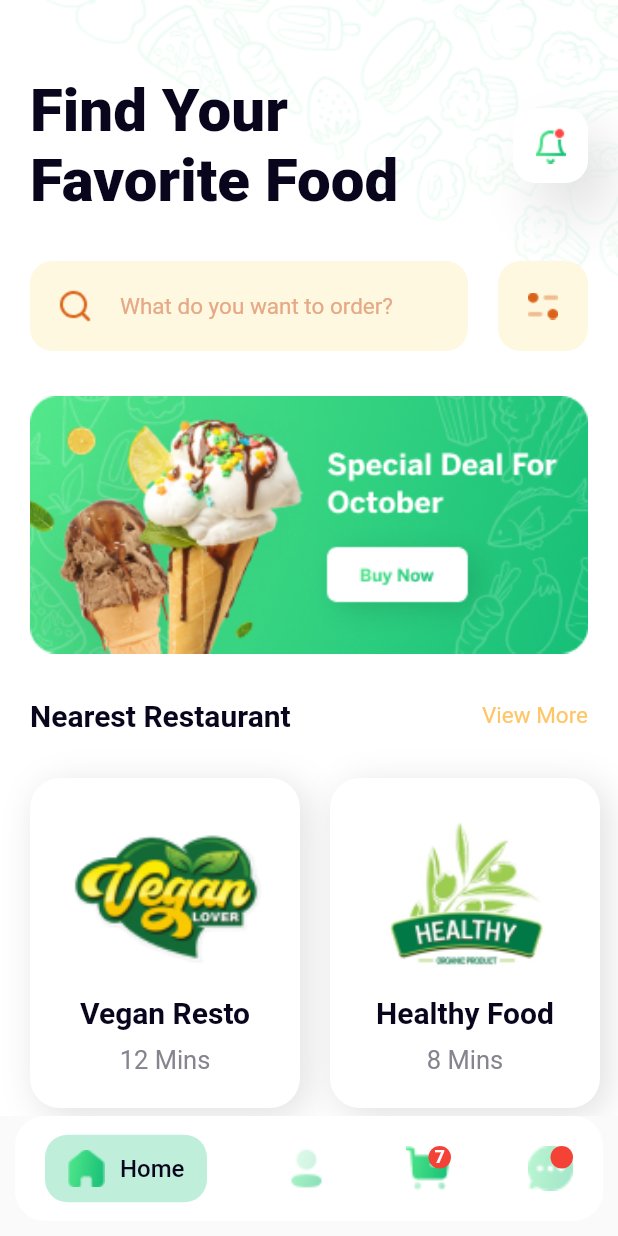
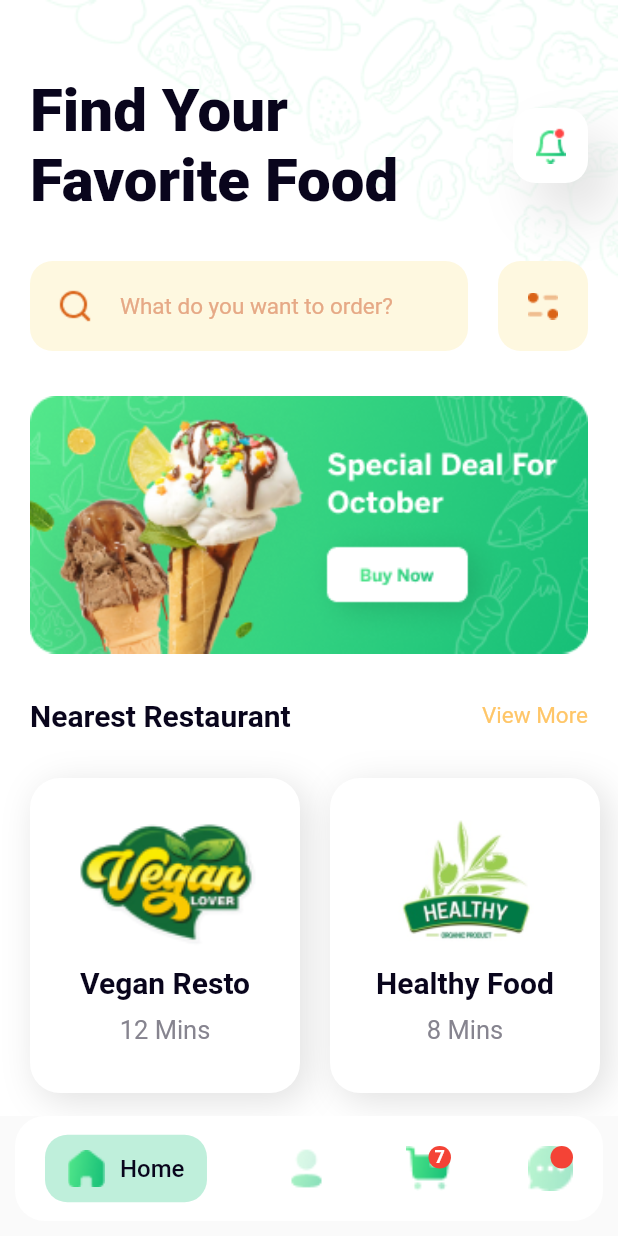
Before and after one commit to fidelity2851/Food_App, a Flutter app: the screen it shows after launch, on a phone screen of 412 x 824 dp. Run offline on Flutter 3.47's test engine with Material 2 defaults, Android fonts, the phone set to English and light mode, and no system bars.

Commit message:
Still working on Restaurant Screen

```diff
--- a/lib/commponents/bottom_navbar.dart
+++ b/lib/commponents/bottom_navbar.dart
@@ -1,4 +1,5 @@
 import 'package:flutter/material.dart';
+import 'package:food_app/screens/home_screen.dart';
 import 'package:food_app/utitlity/variables.dart';
 
 class BottomNavBar extends StatelessWidget {
@@ -24,7 +25,13 @@ class BottomNavBar extends StatelessWidget {
         child: Row(
           mainAxisAlignment: MainAxisAlignment.spaceBetween,
           children: [
-            Container(
+            GestureDetector(
+              onTap: () {
+                Navigator.of(context).push(
+                  MaterialPageRoute(builder: (context) => const HomeScreen()),
+                );
+              },
+              child: Container(
                 padding: const EdgeInsets.symmetric(
                   vertical: 10,
                   horizontal: 15,
@@ -50,6 +57,7 @@ class BottomNavBar extends StatelessWidget {
                       ),
                     )
                   ],
+                ),
               ),
             ),
             const Image(
--- a/lib/commponents/restaurant_item.dart
+++ b/lib/commponents/restaurant_item.dart
@@ -7,16 +7,18 @@ class RestaurantItem extends StatelessWidget {
     required this.imagePath,
     required this.name,
     required this.time,
+    this.space = 20,
   });
 
   final String imagePath;
   final String name;
   final String time;
+  final double space;
 
   @override
   Widget build(BuildContext context) {
     return Container(
-      margin: const EdgeInsets.only(right: 20),
+      margin: EdgeInsets.only(right: space),
       padding: const EdgeInsets.symmetric(
         vertical: 20,
         horizontal: 20,
@@ -34,10 +36,11 @@ class RestaurantItem extends StatelessWidget {
       child: Column(
         children: [
           Image(
-              width: 140,
-              height: 120,
-              fit: BoxFit.contain,
-              image: AssetImage(imagePath)),
+            width: 140,
+            height: 100,
+            fit: BoxFit.contain,
+            image: AssetImage(imagePath),
+          ),
           const SizedBox(height: 5),
           Text(
             name,
--- a/lib/commponents/page_with_view_button.dart
+++ b/lib/commponents/title_with_more_button.dart
@@ -6,10 +6,12 @@ class TitleWithMoreButton extends StatelessWidget {
     super.key,
     required this.title,
     required this.more,
+    required this.page,
   });
 
   final String title;
   final String more;
+  final Widget page;
 
   @override
   Widget build(BuildContext context) {
@@ -24,12 +26,19 @@ class TitleWithMoreButton extends StatelessWidget {
             fontWeight: FontWeight.w600,
           ),
         ),
-        Text(
-          more,
-          style: TextStyle(
-            color: AppColor.Secondary2,
-            fontSize: 15,
-            fontWeight: FontWeight.w400,
+        GestureDetector(
+          onTap: () {
+            Navigator.of(context).push(
+              MaterialPageRoute(builder: (context) => page),
+            );
+          },
+          child: Text(
+            more != '' ? more : '',
+            style: TextStyle(
+              color: AppColor.Secondary2,
+              fontSize: 15,
+              fontWeight: FontWeight.w400,
+            ),
           ),
         ),
       ],
--- a/lib/screens/home_screen.dart
+++ b/lib/screens/home_screen.dart
@@ -3,9 +3,10 @@ import 'package:food_app/commponents/bottom_navbar.dart';
 import 'package:food_app/commponents/menu_item.dart';
 import 'package:food_app/commponents/page_header.dart';
 import 'package:food_app/commponents/page_pattern.dart';
-import 'package:food_app/commponents/page_with_view_button.dart';
+import 'package:food_app/commponents/title_with_more_button.dart';
 import 'package:food_app/commponents/restaurant_item.dart';
 import 'package:food_app/commponents/search_filter_bar.dart';
+import 'package:food_app/screens/restaurant_screen.dart';
 import 'package:food_app/utitlity/variables.dart';
 
 class HomeScreen extends StatelessWidget {
@@ -59,6 +60,7 @@ class HomeScreen extends StatelessWidget {
               child: TitleWithMoreButton(
                 title: 'Nearest Restaurant',
                 more: 'View More',
+                page: RestaurantScreen(),
               ),
             ),
 
@@ -66,7 +68,7 @@ class HomeScreen extends StatelessWidget {
 
             // Popular Restaurants
             SizedBox(
-              height: 260,
+              height: 250,
               child: ListView(
                 scrollDirection: Axis.horizontal,
                 padding: const EdgeInsets.only(
@@ -102,6 +104,7 @@ class HomeScreen extends StatelessWidget {
               child: TitleWithMoreButton(
                 title: 'Popular Menu',
                 more: 'View More',
+                page: RestaurantScreen(),
               ),
             ),
 
```
Also changed, not shown: lib/screens/restaurant_screen.dart (added, +96 -0 lines). Lines whose indentation alone changed are shown as unchanged.
